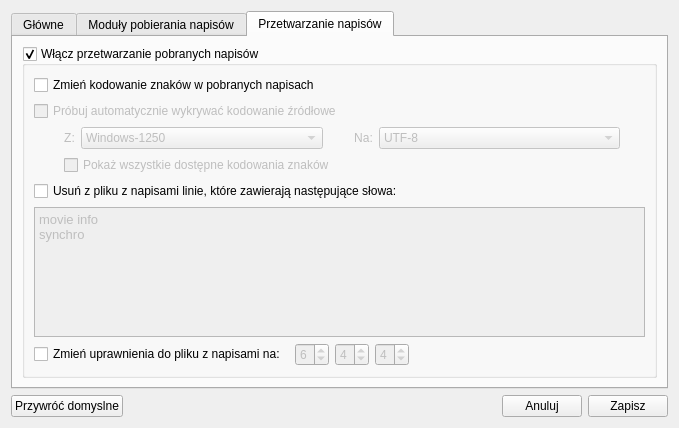
The window that ui/frmoptions.ui (QNapi/qnapi) describes before a commit, drawn with Qt 5.
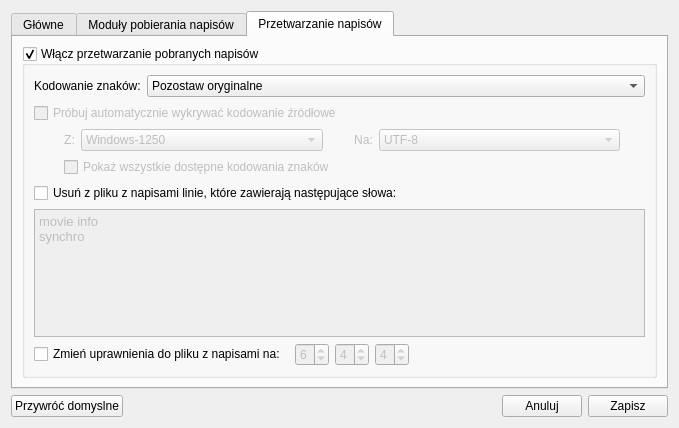
The same window after the commit. The open tabs and pages were chosen to show the change. Icons and pictures are not drawn.

Patch:
```diff
--- a/ui/frmoptions.ui
+++ b/ui/frmoptions.ui
@@ -295,11 +295,40 @@
          </property>
          <layout class="QVBoxLayout">
           <item>
-           <widget class="QCheckBox" name="cbChangeEncoding">
-            <property name="text">
-             <string>Zmień kodowanie znaków w pobranych napisach</string>
-            </property>
-           </widget>
+           <layout class="QHBoxLayout" name="horizontalLayout_2">
+            <item>
+             <widget class="QLabel" name="lbEncoding">
+              <property name="text">
+               <string>Kodowanie znaków:</string>
+              </property>
+             </widget>
+            </item>
+            <item>
+             <widget class="QComboBox" name="cbEncodingMethod">
+              <property name="sizePolicy">
+               <sizepolicy hsizetype="MinimumExpanding" vsizetype="Fixed">
+                <horstretch>0</horstretch>
+                <verstretch>0</verstretch>
+               </sizepolicy>
+              </property>
+              <item>
+               <property name="text">
+                <string>Pozostaw oryginalne</string>
+               </property>
+              </item>
+              <item>
+               <property name="text">
+                <string>Konwertuj (ustawienia poniżej)</string>
+               </property>
+              </item>
+              <item>
+               <property name="text">
+                <string>Zamień znaki diakrytyczne na ich odpowiedniki ASCII</string>
+               </property>
+              </item>
+             </widget>
+            </item>
+           </layout>
           </item>
           <item>
            <widget class="QCheckBox" name="cbAutoDetectEncoding">
@@ -489,7 +518,7 @@
              <string>&lt;!DOCTYPE HTML PUBLIC &quot;-//W3C//DTD HTML 4.0//EN&quot; &quot;http://www.w3.org/TR/REC-html40/strict.dtd&quot;&gt;
 &lt;html&gt;&lt;head&gt;&lt;meta name=&quot;qrichtext&quot; content=&quot;1&quot; /&gt;&lt;style type=&quot;text/css&quot;&gt;
 p, li { white-space: pre-wrap; }
-&lt;/style&gt;&lt;/head&gt;&lt;body style=&quot; font-family:'.Lucida Grande UI'; font-size:13pt; font-weight:400; font-style:normal;&quot;&gt;
+&lt;/style&gt;&lt;/head&gt;&lt;body style=&quot; font-family:'Sans Serif'; font-size:9pt; font-weight:400; font-style:normal;&quot;&gt;
 &lt;p style=&quot; margin-top:0px; margin-bottom:0px; margin-left:0px; margin-right:0px; -qt-block-indent:0; text-indent:0px;&quot;&gt;&lt;span style=&quot; font-family:'DejaVu Sans'; font-size:10pt;&quot;&gt;movie info&lt;/span&gt;&lt;/p&gt;
 &lt;p style=&quot; margin-top:0px; margin-bottom:0px; margin-left:0px; margin-right:0px; -qt-block-indent:0; text-indent:0px; -qt-user-state:0;&quot;&gt;&lt;span style=&quot; font-family:'DejaVu Sans'; font-size:10pt;&quot;&gt;synchro&lt;/span&gt;&lt;/p&gt;&lt;/body&gt;&lt;/html&gt;</string>
             </property>
```
Left out of the diff: 3 changed lines with no effect on the pictures.
